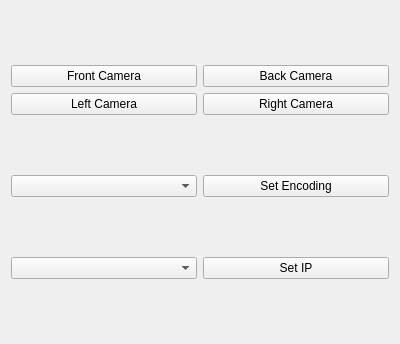
GOFIRST-Robotics/Lunabotics, file src/gstreamer/resource/gstreamer-select.ui: the form before one commit.
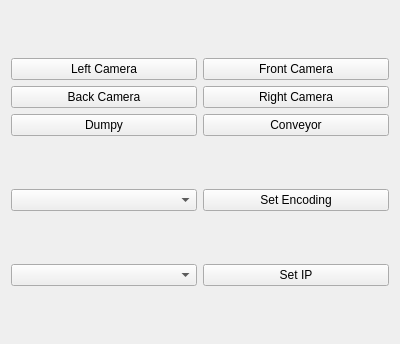
The form after the commit.

Diff of the .ui file:
```diff
--- a/src/gstreamer/resource/gstreamer-select.ui
+++ b/src/gstreamer/resource/gstreamer-select.ui
@@ -22,7 +22,7 @@
         <string>Select camera 1</string>
        </property>
        <property name="text">
-        <string>Front Camera</string>
+        <string>Left Camera</string>
        </property>
       </widget>
      </item>
@@ -32,7 +32,7 @@
         <string>Select camera 2</string>
        </property>
        <property name="text">
-        <string>Back Camera</string>
+        <string>Front Camera</string>
        </property>
       </widget>
      </item>
@@ -42,7 +42,7 @@
         <string>Select camera 3</string>
        </property>
        <property name="text">
-        <string>Left Camera</string>
+        <string>Back Camera</string>
        </property>
       </widget>
      </item>
@@ -56,6 +56,26 @@
        </property>
       </widget>
      </item>
+     <item row="2" column="0">
+      <widget class="QPushButton" name="camera5_push_button">
+       <property name="toolTip">
+        <string>Select camera 5</string>
+       </property>
+       <property name="text">
+        <string>Dumpy</string>
+       </property>
+      </widget>
+     </item>
+     <item row="2" column="1">
+      <widget class="QPushButton" name="camera6_push_button">
+       <property name="toolTip">
+        <string>Select camera 6</string>
+       </property>
+       <property name="text">
+        <string>Conveyor</string>
+       </property>
+      </widget>
+     </item>
     </layout>
    </item>
    <item>
```
